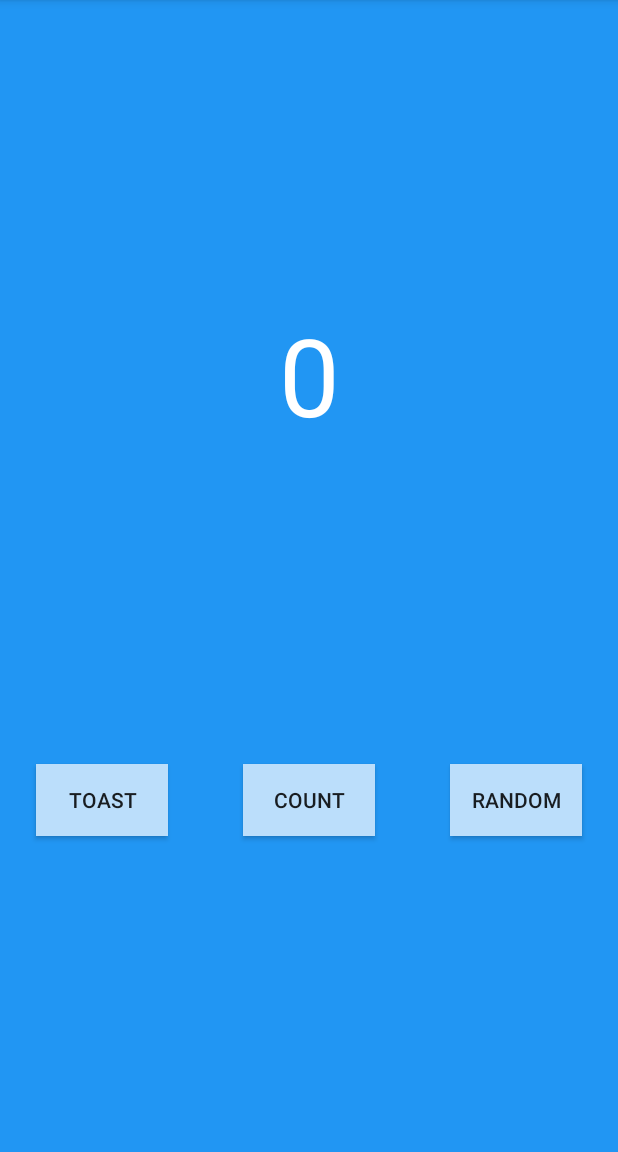
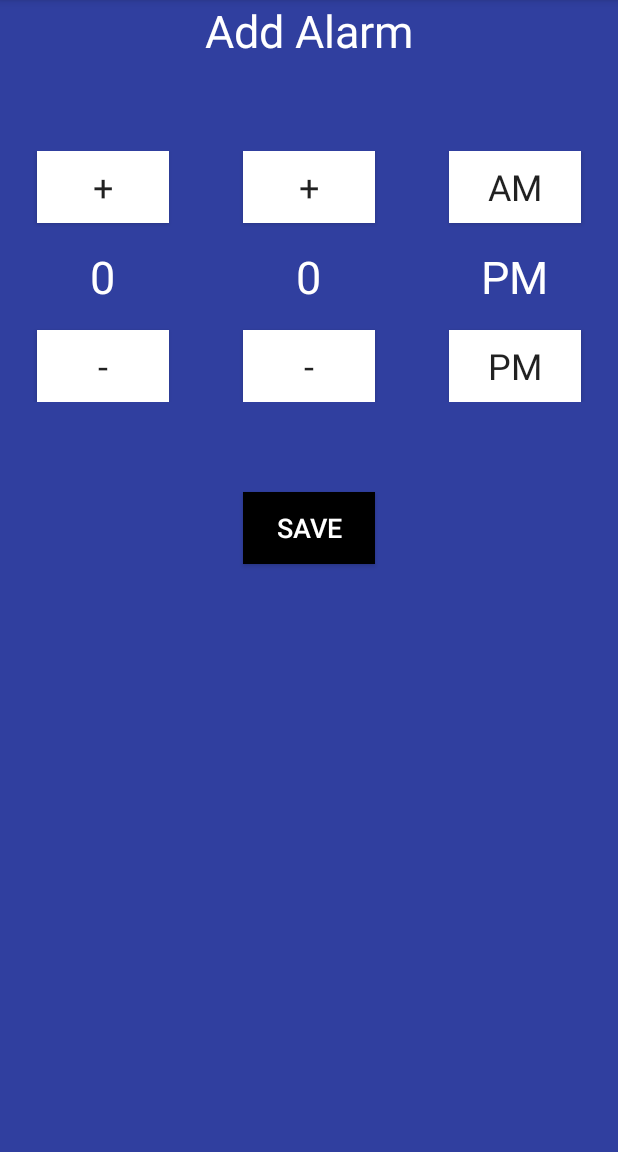
Before and after one commit to alangiovannipc/fIrstAndroidKotlinApp, an Android app: the screen it shows after launch (MainActivity before the commit, AlarmActivity after it), on a phone screen of 412 x 824 dp, the part 84-1236 px from its top. Run offline under Robolectric (Android 15) with nearby library versions, the phone set to English and light mode, and no system bars.

Commit message:
Built an alarm layout

```diff
--- a/app/src/main/AndroidManifest.xml
+++ b/app/src/main/AndroidManifest.xml
@@ -9,14 +9,28 @@
         android:roundIcon="@mipmap/ic_launcher_round"
         android:supportsRtl="true"
         android:theme="@style/AppTheme">
-        <activity android:name=".MainActivity">
+
+        <!-- code labs google -->
+        <!--
+         <activity android:name=".MainActivity">
+             <intent-filter>
+                 <action android:name="android.intent.action.MAIN" />
+
+                 <category android:name="android.intent.category.LAUNCHER" />
+             </intent-filter>
+         </activity>
+         <activity android:name=".SecondActivity"></activity>
+        -->
+
+
+        <!-- alarm clock -->
+        <activity android:name=".AlarmActivity">
             <intent-filter>
                 <action android:name="android.intent.action.MAIN" />
 
                 <category android:name="android.intent.category.LAUNCHER" />
             </intent-filter>
         </activity>
-        <activity android:name=".SecondActivity"></activity>
     </application>
 
 </manifest>
--- /dev/null
+++ b/app/src/main/java/com/belatrix/apolar/myfirstkotlinapp/AlarmActivity.kt
@@ -0,0 +1,12 @@
+package com.belatrix.apolar.myfirstkotlinapp
+
+import android.support.v7.app.AppCompatActivity
+import android.os.Bundle
+
+class AlarmActivity : AppCompatActivity() {
+
+    override fun onCreate(savedInstanceState: Bundle?) {
+        super.onCreate(savedInstanceState)
+        setContentView(R.layout.activity_alarm)
+    }
+}
--- /dev/null
+++ b/app/src/main/res/layout/activity_alarm.xml
@@ -0,0 +1,154 @@
+<?xml version="1.0" encoding="utf-8"?>
+<LinearLayout xmlns:android="http://schemas.android.com/apk/res/android"
+    android:layout_width="match_parent"
+    android:layout_height="match_parent"
+    android:background="@color/colorPrimaryDark"
+    android:orientation="vertical">
+
+    <RelativeLayout
+        android:layout_width="match_parent"
+        android:layout_height="wrap_content">
+
+        <TextView
+            android:layout_width="wrap_content"
+            android:layout_height="wrap_content"
+            android:layout_centerInParent="true"
+            android:fontFamily="sans-serif"
+            android:text="@string/add_alarm_title"
+            android:textColor="@color/colorWhite"
+            android:textSize="30sp" />
+
+    </RelativeLayout>
+
+    <LinearLayout
+        android:layout_width="match_parent"
+        android:layout_height="wrap_content"
+        android:layout_marginTop="60dp"
+        android:weightSum="3">
+
+        <LinearLayout
+            android:layout_width="0dp"
+            android:layout_height="wrap_content"
+            android:layout_weight="1"
+            android:orientation="vertical">
+
+            <Button
+                android:id="@+id/minute_plus_button"
+                android:layout_width="wrap_content"
+                android:layout_height="wrap_content"
+                android:layout_gravity="center_horizontal"
+                android:background="@color/colorWhite"
+                android:fontFamily="sans-serif"
+                android:text="+"
+                android:textSize="24sp" />
+
+            <TextView
+                android:id="@+id/minute_text"
+                android:layout_width="wrap_content"
+                android:layout_height="wrap_content"
+                android:layout_gravity="center_horizontal"
+                android:layout_marginTop="15dp"
+                android:layout_marginBottom="15dp"
+                android:text="0"
+                android:textColor="@color/colorWhite"
+                android:textSize="30sp" />
+
+            <Button
+                android:id="@+id/minute_subtract_button"
+                android:layout_width="wrap_content"
+                android:layout_height="wrap_content"
+                android:layout_gravity="center_horizontal"
+                android:background="@color/colorWhite"
+                android:fontFamily="sans-serif"
+                android:text="-"
+                android:textSize="24sp" />
+
+        </LinearLayout>
+
+        <LinearLayout
+            android:layout_width="0dp"
+            android:layout_height="wrap_content"
+            android:layout_weight="1"
+            android:orientation="vertical">
+
+            <Button
+                android:layout_width="wrap_content"
+                android:layout_height="wrap_content"
+                android:layout_gravity="center_horizontal"
+                android:background="@color/colorWhite"
+                android:fontFamily="sans-serif"
+                android:text="+"
+                android:textSize="24sp" />
+
+            <TextView
+                android:layout_width="wrap_content"
+                android:layout_height="wrap_content"
+                android:layout_gravity="center_horizontal"
+                android:layout_marginTop="15dp"
+                android:layout_marginBottom="15dp"
+                android:text="0"
+                android:textColor="@color/colorWhite"
+                android:textSize="30sp" />
+
+            <Button
+                android:layout_width="wrap_content"
+                android:layout_height="wrap_content"
+                android:layout_gravity="center_horizontal"
+                android:background="@color/colorWhite"
+                android:fontFamily="sans-serif"
+                android:text="-"
+                android:textSize="24sp" />
+
+        </LinearLayout>
+
+        <LinearLayout
+            android:layout_width="0dp"
+            android:layout_height="wrap_content"
+            android:layout_weight="1"
+            android:orientation="vertical">
+
+            <Button
+                android:layout_width="wrap_content"
+                android:layout_height="wrap_content"
+                android:layout_gravity="center_horizontal"
+                android:background="@color/colorWhite"
+                android:fontFamily="sans-serif"
+                android:text="AM"
+                android:textSize="24sp" />
+
+            <TextView
+                android:layout_width="wrap_content"
+                android:layout_height="wrap_content"
+                android:layout_gravity="center_horizontal"
+                android:layout_marginTop="15dp"
+                android:layout_marginBottom="15dp"
+                android:text="PM"
+                android:textColor="@color/colorWhite"
+                android:textSize="30sp" />
+
+            <Button
+                android:layout_width="wrap_content"
+                android:layout_height="wrap_content"
+                android:layout_gravity="center_horizontal"
+                android:background="@color/colorWhite"
+                android:fontFamily="sans-serif"
+                android:text="PM"
+                android:textSize="24sp" />
+
+        </LinearLayout>
+
+    </LinearLayout>
+
+    <Button
+        android:layout_width="wrap_content"
+        android:layout_height="wrap_content"
+        android:layout_below="@+id/alarmButtons"
+        android:layout_gravity="center_horizontal"
+        android:layout_marginTop="60dp"
+        android:background="@android:color/background_dark"
+        android:text="Save"
+        android:textColor="@color/colorWhite"
+        android:textSize="18sp" />
+
+
+</LinearLayout>
--- a/app/src/main/res/values/colors.xml
+++ b/app/src/main/res/values/colors.xml
@@ -1,7 +1,7 @@
 <?xml version="1.0" encoding="utf-8"?>
 <resources>
     <color name="colorPrimary">#3F51B5</color>
-    <color name="colorPrimaryDark">#303F9F</color>
+    <color name="colorPrimaryDark">#303f9f</color>
     <color name="colorAccent">#FF4081</color>
     <color name="colorWhite">#FFFFFF</color>
     <color name="buttonBackground">#BBDEFB</color>
--- a/app/src/main/res/values/strings.xml
+++ b/app/src/main/res/values/strings.xml
@@ -2,4 +2,5 @@
     <string name="app_name">MyFirstKotlinApp</string>
     <string name="hello_word_text">0</string>
     <string name="heading_title">Here is a random number between 0 and %1d</string>
+    <string name="add_alarm_title">Add Alarm</string>
 </resources>
```
